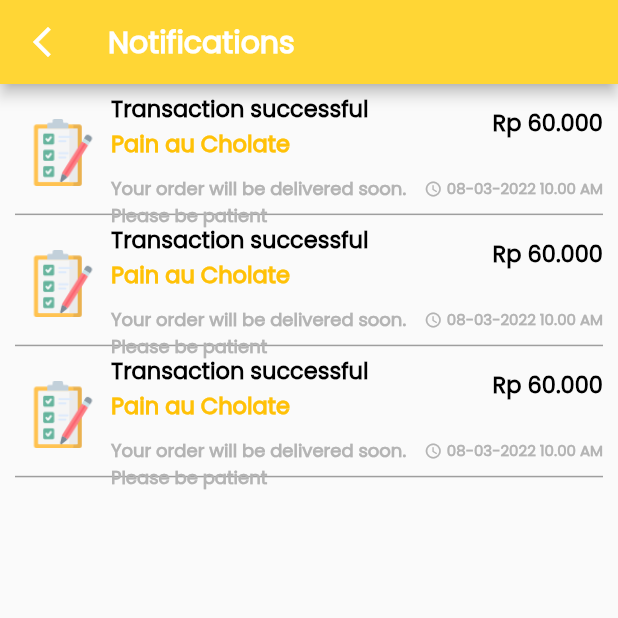
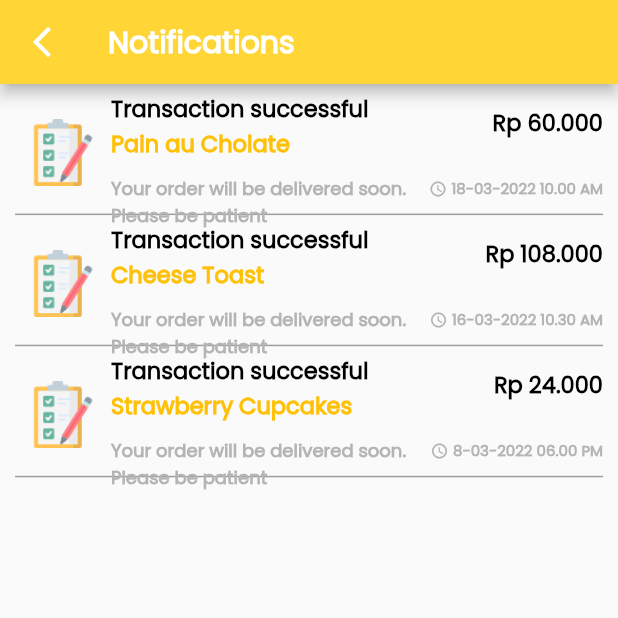
Before and after one commit to Yoga3911/breadify, a Flutter app: the NotifPage screen opened by its route, on a phone screen of 412 x 824 dp, the top half of it. Run offline on Flutter 3.47's test engine with Material 2 defaults, Android fonts, the phone set to English and light mode, and no system bars; our stand-ins replace auto_size_text, cached_network_image, cloud_firestore, firebase_auth, firebase_core, flutter_spinkit and 7 more; missing offline and left inert: flutter_facebook_auth; accounts and stored records are empty.

Commit message:
small change

```diff
--- a/lib/app/views/cart/notif.dart
+++ b/lib/app/views/cart/notif.dart
@@ -13,19 +13,19 @@ final List<NotifContent> notifcontent = [
       product: "Pain au Cholate",
       note: "Your order will be delivered soon.\nPlease be patient",
       price: "Rp 60.000",
-      date: "08-03-2022 10.00 AM"),
+      date: "18-03-2022 10.00 AM"),
   NotifContent(
       status: "Transaction successful",
-      product: "Pain au Cholate",
+      product: "Cheese Toast",
       note: "Your order will be delivered soon.\nPlease be patient",
-      price: "Rp 60.000",
-      date: "08-03-2022 10.00 AM"),
+      price: "Rp 108.000",
+      date: "16-03-2022 10.30 AM"),
   NotifContent(
       status: "Transaction successful",
-      product: "Pain au Cholate",
+      product: "Strawberry Cupcakes",
       note: "Your order will be delivered soon.\nPlease be patient",
-      price: "Rp 60.000",
-      date: "08-03-2022 10.00 AM"),
+      price: "Rp 24.000",
+      date: "8-03-2022 06.00 PM"),
 
 ];
 
```
